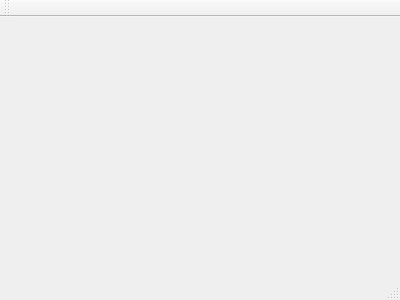
This is code/todolist/todolist_main.ui in DovahkiinDeBlois/Todolist as Qt 5 draws it before an edit. The edited form follows.
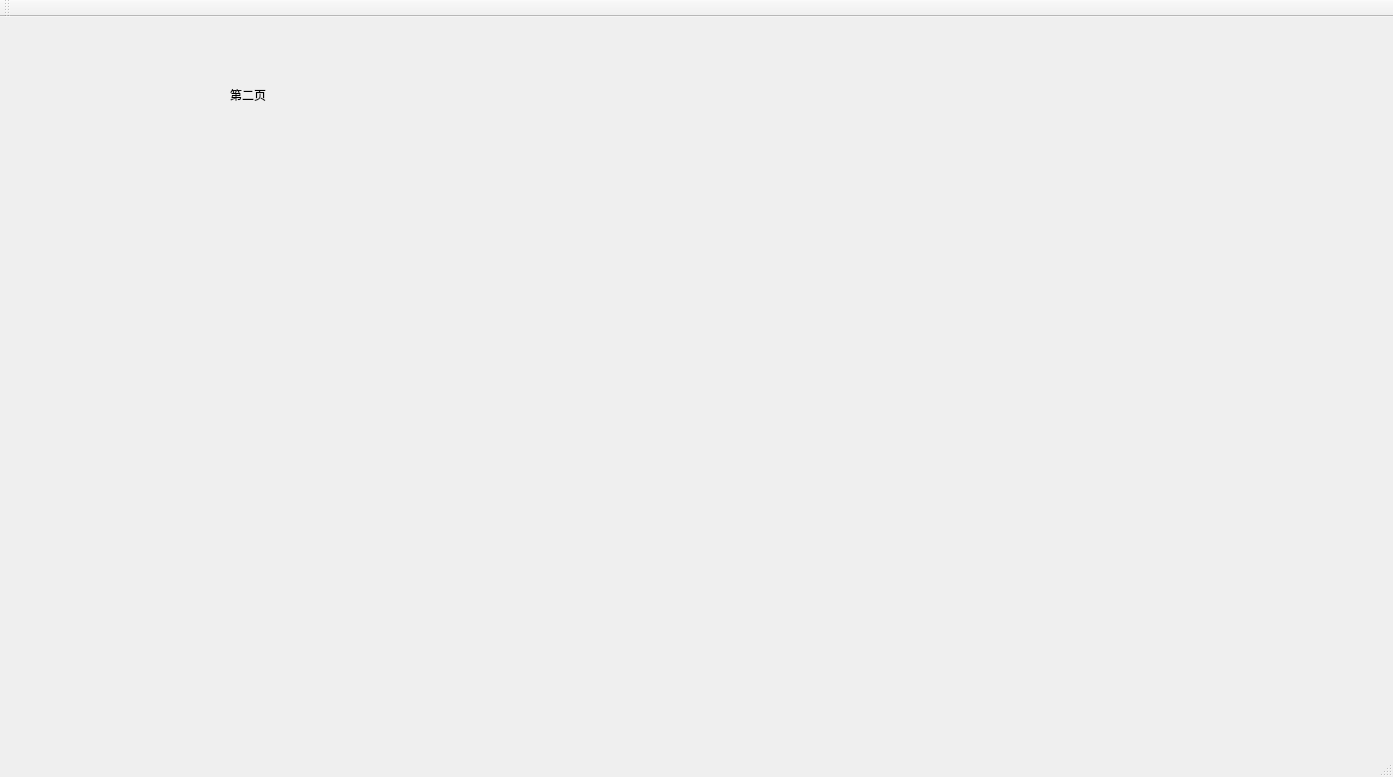
This is the edited form. The open tabs and pages were chosen to show the change. Custom widgets are drawn as their Qt base class.

Commit message: 添加用于测试todo_item是否好使的代码

The edit to the form file:
```diff
--- a/code/todolist/todolist_main.ui
+++ b/code/todolist/todolist_main.ui
@@ -1,24 +1,95 @@
 <ui version="4.0">
  <class>Todolist_Main</class>
- <widget class="QMainWindow" name="Todolist_Main" >
-  <property name="geometry" >
+ <widget class="QMainWindow" name="Todolist_Main">
+  <property name="geometry">
    <rect>
     <x>0</x>
     <y>0</y>
-    <width>400</width>
-    <height>300</height>
+    <width>1393</width>
+    <height>777</height>
    </rect>
   </property>
   <property name="windowTitle" >
    <string>Todolist_Main</string>
   </property>
-  <widget class="QMenuBar" name="menuBar" />
-  <widget class="QToolBar" name="mainToolBar" />
-  <widget class="QWidget" name="centralWidget" />
-  <widget class="QStatusBar" name="statusBar" />
+  <widget class="QWidget" name="centralWidget">
+   <layout class="QVBoxLayout" name="verticalLayout">
+    <property name="spacing">
+     <number>3</number>
+    </property>
+    <property name="leftMargin">
+     <number>0</number>
+    </property>
+    <property name="topMargin">
+     <number>0</number>
+    </property>
+    <property name="rightMargin">
+     <number>0</number>
+    </property>
+    <property name="bottomMargin">
+     <number>0</number>
+    </property>
+    <item>
+     <widget class="QStackedWidget" name="stackedWidget">
+      <widget class="QWidget" name="page"/>
+      <widget class="QWidget" name="page_2">
+       <widget class="todo_table" name="widget" native="true">
+        <property name="geometry">
+         <rect>
+          <x>40</x>
+          <y>140</y>
+          <width>1321</width>
+          <height>471</height>
+         </rect>
+        </property>
+       </widget>
+       <widget class="QLabel" name="label">
+        <property name="geometry">
+         <rect>
+          <x>230</x>
+          <y>70</y>
+          <width>72</width>
+          <height>15</height>
+         </rect>
+        </property>
+        <property name="text">
+         <string>第二页</string>
+        </property>
+       </widget>
+      </widget>
+     </widget>
+    </item>
+   </layout>
+  </widget>
+  <widget class="QMenuBar" name="menuBar">
+   <property name="geometry">
+    <rect>
+     <x>0</x>
+     <y>0</y>
+     <width>1393</width>
+     <height>26</height>
+    </rect>
+   </property>
+  </widget>
+  <widget class="QToolBar" name="mainToolBar">
+   <attribute name="toolBarArea">
+    <enum>TopToolBarArea</enum>
+   </attribute>
+   <attribute name="toolBarBreak">
+    <bool>false</bool>
+   </attribute>
+  </widget>
+  <widget class="QStatusBar" name="statusBar"/>
  </widget>
- <layoutDefault spacing="6" margin="11" />
- <pixmapfunction></pixmapfunction>
+ <layoutdefault spacing="6" margin="11"/>
+ <customwidgets>
+  <customwidget>
+   <class>todo_table</class>
+   <extends>QWidget</extends>
+   <header location="global">.\resource\Qt_My_UI_Classs\todo_table\todo_table.h</header>
+   <container>1</container>
+  </customwidget>
+ </customwidgets>
  <resources/>
  <connections/>
 </ui>
```
Left out of the diff: 3 changed lines with no effect on the pictures. The commit also changes 8 other files.
